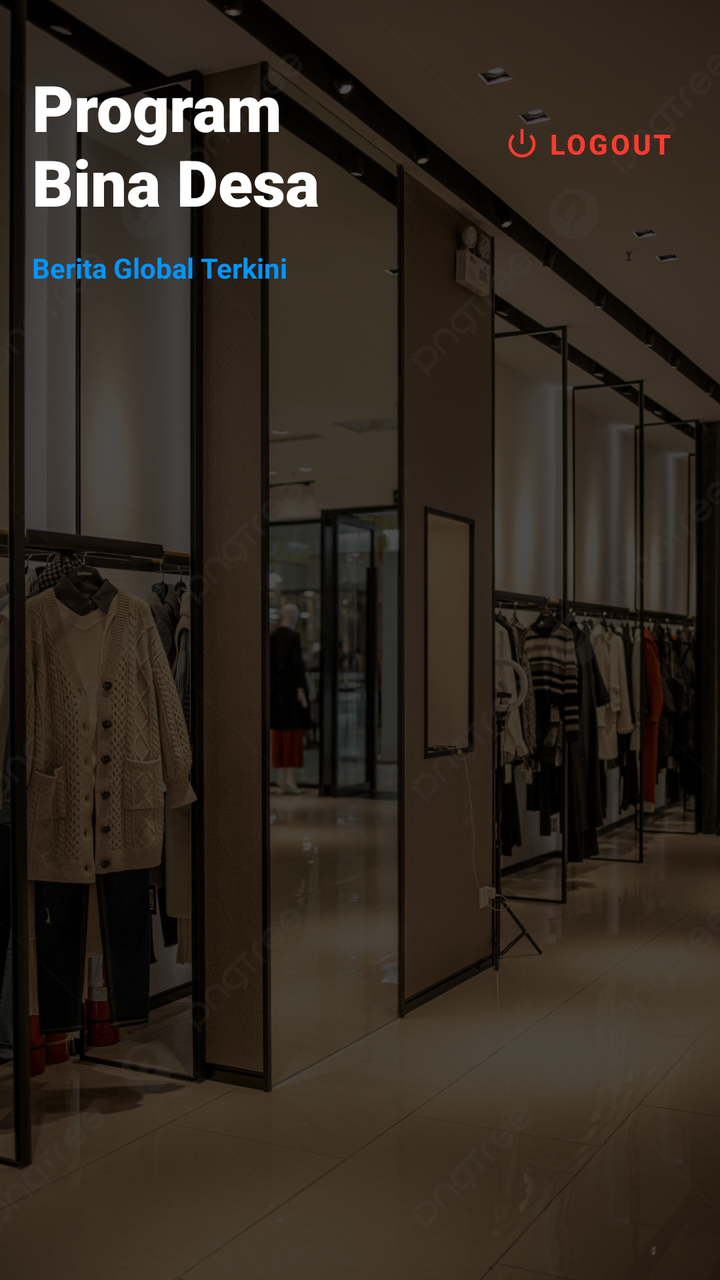
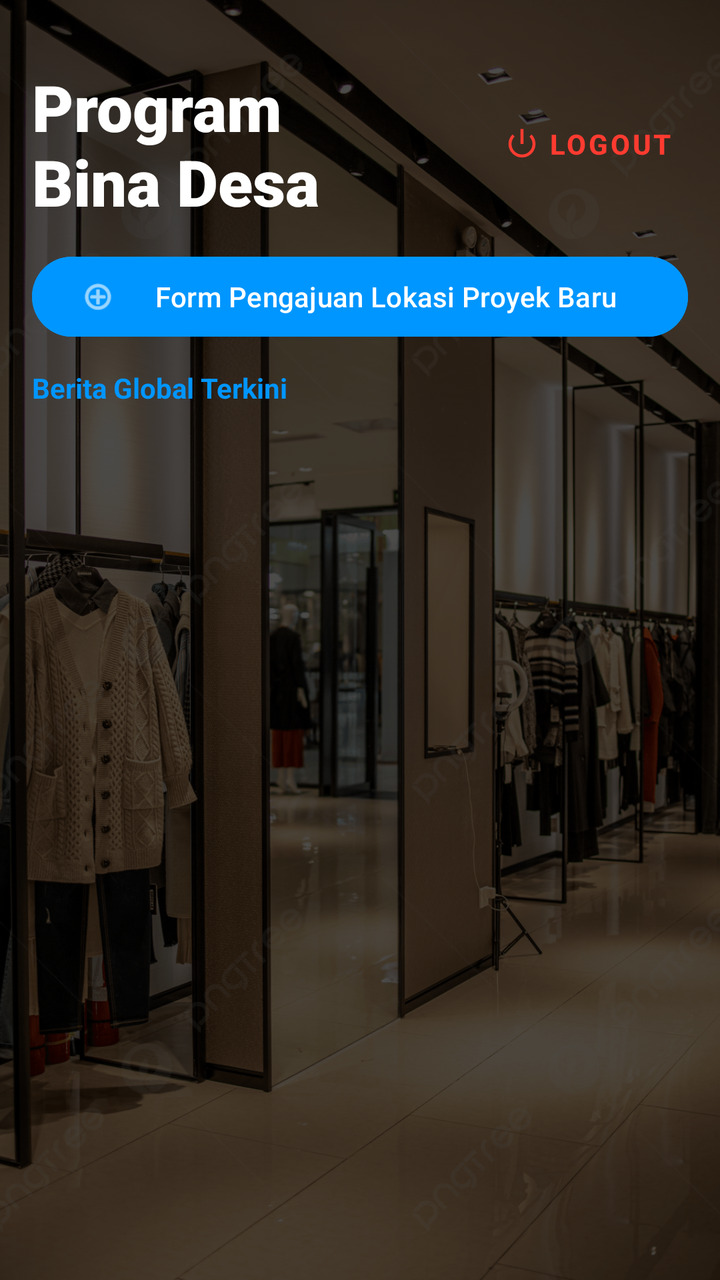

Before-and-after screenshots of an Android layout around one commit, followed by the original layout XML and the change that was made.
<!-- AndroidManifest.xml: application theme Theme.Azracore -->
<!-- res/layout/fragment_home.xml -->
<?xml version="1.0" encoding="utf-8"?>
<RelativeLayout xmlns:android="http://schemas.android.com/apk/res/android"
    xmlns:app="http://schemas.android.com/apk/res-auto"
    android:layout_width="match_parent"
    android:layout_height="match_parent">

    <ImageView
        android:layout_width="match_parent"
        android:layout_height="match_parent"
        android:scaleType="centerCrop"
        android:src="@drawable/bg_main_proyek" />

    <View
        android:layout_width="match_parent"
        android:layout_height="match_parent"
        android:background="#B3000000" />

    <LinearLayout
        android:layout_width="match_parent"
        android:layout_height="match_parent"
        android:orientation="vertical"
        android:padding="16dp">

        <RelativeLayout
            android:layout_width="match_parent"
            android:layout_height="wrap_content"
            android:layout_marginTop="16dp">

            <TextView
                android:layout_width="wrap_content"
                android:layout_height="wrap_content"
                android:layout_alignParentStart="true"
                android:layout_centerVertical="true"
                android:text="Program\nBina Desa"
                android:textColor="@color/white"
                android:textSize="32sp"
                android:fontFamily="sans-serif-black"
                android:textStyle="bold" />

            <com.google.android.material.button.MaterialButton
                android:id="@+id/btnLogoutHome"
                style="@style/Widget.MaterialComponents.Button.TextButton"
                android:layout_width="wrap_content"
                android:layout_height="wrap_content"
                android:layout_alignParentEnd="true"
                android:layout_centerVertical="true"
                android:text="LOGOUT"
                android:textColor="#FF3B30"
                android:textSize="14sp"
                android:textStyle="bold"
                app:icon="@android:drawable/ic_lock_power_off"
                app:iconTint="#FF3B30" />
        </RelativeLayout>

        <TextView
            android:layout_width="match_parent"
            android:layout_height="wrap_content"
            android:layout_marginTop="12dp"
            android:text="Berita Global Terkini"
            android:textColor="#0096FF"
            android:textSize="14sp"
            android:textStyle="bold" />

        <androidx.recyclerview.widget.RecyclerView
            android:id="@+id/rvBeritaHome"
            android:layout_width="match_parent"
            android:layout_height="wrap_content"
            android:orientation="horizontal"
            android:layout_marginTop="4dp"
            android:clipToPadding="false" />

        <com.google.android.material.tabs.TabLayout
            android:id="@+id/tabLayoutHome"
            android:layout_width="match_parent"
            android:layout_height="wrap_content"
            android:layout_marginTop="12dp"
            android:background="@android:color/transparent"
            app:tabTextColor="#B0FFFFFF"
            app:tabSelectedTextColor="@color/white"
            app:tabIndicatorColor="@color/white"
            app:tabIndicatorHeight="3dp" />

        <androidx.viewpager2.widget.ViewPager2
            android:id="@+id/viewPagerHome"
            android:layout_width="match_parent"
            android:layout_height="0dp"
            android:layout_weight="1"
            android:layout_marginTop="8dp" />

    </LinearLayout>
</RelativeLayout>
<!-- resources referenced by this layout -->
<resources>
  <color name="white">#FFFFFFFF</color>
  <!-- drawable bg_main_proyek: jpg bitmap (drawable, 958140 bytes) -->
  <style name="Theme.Azracore" parent="Base.Theme.Azracore" />
  <style name="Base.Theme.Azracore" parent="Theme.Material3.DayNight.NoActionBar">
          
          
      </style>
</resources>

<!-- the commit's change to res/layout/fragment_home.xml (unified diff, before → after) -->
@@ -52,6 +52,16 @@
                 app:iconTint="#FF3B30" />
         </RelativeLayout>
 
+        <com.google.android.material.button.MaterialButton
+            android:id="@+id/btnAjukanProyekMenu"
+            android:layout_width="match_parent"
+            android:layout_height="wrap_content"
+            android:layout_marginTop="12dp"
+            android:text="Form Pengajuan Lokasi Proyek Baru"
+            android:textColor="@color/white"
+            android:backgroundTint="#0096FF"
+            app:icon="@android:drawable/ic_menu_add" />
+
         <TextView
             android:layout_width="match_parent"
             android:layout_height="wrap_content"
